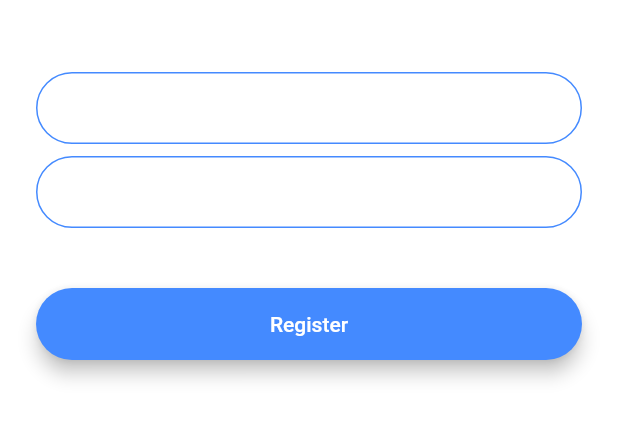
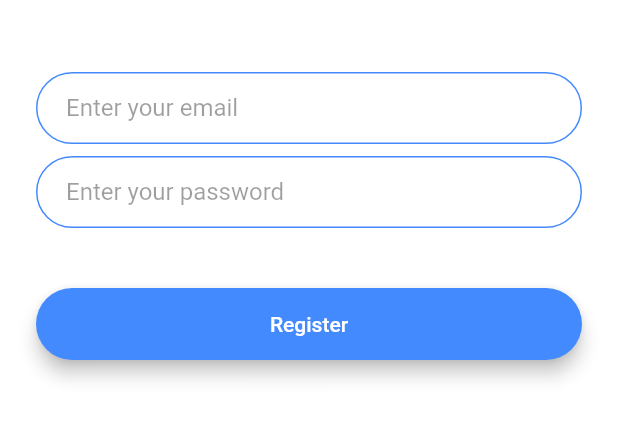
Before and after one commit to nicky-t/flush-chat-flutter, a Flutter app: the screen it shows after launch, after a tap on "Register", on a phone screen of 412 x 824 dp, the part 576-1018 px from its top. Run offline on Flutter 3.47's test engine with Material 2 defaults, Android fonts, the phone set to English and light mode, and no system bars.

```diff
--- /dev/null
+++ b/lib/components/rounded_button.dart
@@ -0,0 +1,32 @@
+import 'package:flutter/material.dart';
+
+class RoundedButton extends StatelessWidget {
+  const RoundedButton(
+      {@required this.text,
+      @required this.onPress,
+      @required this.buttonColor});
+
+  final String text;
+  final Function onPress;
+  final Color buttonColor;
+
+  @override
+  Widget build(BuildContext context) {
+    return Padding(
+      padding: EdgeInsets.symmetric(vertical: 16.0),
+      child: Material(
+        elevation: 5.0,
+        color: buttonColor,
+        borderRadius: BorderRadius.circular(30.0),
+        child: MaterialButton(
+          onPressed: onPress,
+          minWidth: 200.0,
+          height: 42.0,
+          child: Text(
+            text,
+          ),
+        ),
+      ),
+    );
+  }
+}
--- a/lib/constants.dart
+++ b/lib/constants.dart
@@ -17,3 +17,20 @@ const kMessageContainerDecoration = BoxDecoration(
     top: BorderSide(color: Colors.lightBlueAccent, width: 2.0),
   ),
 );
+
+const kTextFieldDecoration = InputDecoration(
+  hintText: '',
+  hintStyle: TextStyle(color: Colors.black38),
+  contentPadding: EdgeInsets.symmetric(vertical: 10.0, horizontal: 20.0),
+  border: OutlineInputBorder(
+    borderRadius: BorderRadius.all(Radius.circular(32.0)),
+  ),
+  enabledBorder: OutlineInputBorder(
+    borderSide: BorderSide(color: Colors.blueAccent, width: 1.0),
+    borderRadius: BorderRadius.all(Radius.circular(32.0)),
+  ),
+  focusedBorder: OutlineInputBorder(
+    borderSide: BorderSide(color: Colors.blueAccent, width: 2.0),
+    borderRadius: BorderRadius.all(Radius.circular(32.0)),
+  ),
+);
--- a/lib/main.dart
+++ b/lib/main.dart
@@ -12,9 +12,11 @@ class FlashChat extends StatelessWidget {
   Widget build(BuildContext context) {
     return MaterialApp(
       theme: ThemeData.dark().copyWith(
-        textTheme: TextTheme(
-          body1: TextStyle(color: Colors.black54),
-        ),
+        textTheme: ThemeData.dark().textTheme.copyWith(
+              bodyText1: TextStyle(
+                color: Colors.black54,
+              ),
+            ),
       ),
       home: WelcomeScreen(),
       initialRoute: WelcomeScreen.id,
--- a/lib/screens/registration_screen.dart
+++ b/lib/screens/registration_screen.dart
@@ -1,3 +1,5 @@
+import 'package:flush_chat/components/rounded_button.dart';
+import 'package:flush_chat/constants.dart';
 import 'package:flutter/material.dart';
 
 class RegistrationScreen extends StatefulWidget {
@@ -32,21 +34,8 @@ class _RegistrationScreenState extends State<RegistrationScreen> {
               onChanged: (value) {
                 //Do something with the user input.
               },
-              decoration: InputDecoration(
+              decoration: kTextFieldDecoration.copyWith(
                 hintText: 'Enter your email',
-                contentPadding:
-                    EdgeInsets.symmetric(vertical: 10.0, horizontal: 20.0),
-                border: OutlineInputBorder(
-                  borderRadius: BorderRadius.all(Radius.circular(32.0)),
-                ),
-                enabledBorder: OutlineInputBorder(
-                  borderSide: BorderSide(color: Colors.blueAccent, width: 1.0),
-                  borderRadius: BorderRadius.all(Radius.circular(32.0)),
-                ),
-                focusedBorder: OutlineInputBorder(
-                  borderSide: BorderSide(color: Colors.blueAccent, width: 2.0),
-                  borderRadius: BorderRadius.all(Radius.circular(32.0)),
-                ),
               ),
             ),
             SizedBox(
@@ -56,44 +45,17 @@ class _RegistrationScreenState extends State<RegistrationScreen> {
               onChanged: (value) {
                 //Do something with the user input.
               },
-              decoration: InputDecoration(
-                hintText: 'Enter your password',
-                contentPadding:
-                    EdgeInsets.symmetric(vertical: 10.0, horizontal: 20.0),
-                border: OutlineInputBorder(
-                  borderRadius: BorderRadius.all(Radius.circular(32.0)),
-                ),
-                enabledBorder: OutlineInputBorder(
-                  borderSide: BorderSide(color: Colors.blueAccent, width: 1.0),
-                  borderRadius: BorderRadius.all(Radius.circular(32.0)),
-                ),
-                focusedBorder: OutlineInputBorder(
-                  borderSide: BorderSide(color: Colors.blueAccent, width: 2.0),
-                  borderRadius: BorderRadius.all(Radius.circular(32.0)),
-                ),
-              ),
+              decoration: kTextFieldDecoration.copyWith(
+                  hintText: 'Enter your password'),
             ),
             SizedBox(
               height: 24.0,
             ),
-            Padding(
-              padding: EdgeInsets.symmetric(vertical: 16.0),
-              child: Material(
-                color: Colors.blueAccent,
-                borderRadius: BorderRadius.all(Radius.circular(30.0)),
-                elevation: 5.0,
-                child: MaterialButton(
-                  onPressed: () {
-                    //Implement registration functionality.
-                  },
-                  minWidth: 200.0,
-                  height: 42.0,
-                  child: Text(
-                    'Register',
-                    style: TextStyle(color: Colors.white),
-                  ),
-                ),
-              ),
+            RoundedButton(
+              text: 'Register',
+              onPress: () =>
+                  Navigator.pushNamed(context, RegistrationScreen.id),
+              buttonColor: Colors.blueAccent,
             ),
           ],
         ),
--- a/lib/screens/welcome_screen.dart
+++ b/lib/screens/welcome_screen.dart
@@ -1,3 +1,4 @@
+import 'package:flush_chat/components/rounded_button.dart';
 import 'package:flush_chat/screens/registration_screen.dart';
 import 'package:flutter/material.dart';
 
@@ -33,50 +34,25 @@ class _WelcomeScreenState extends State<WelcomeScreen> {
                 Text(
                   'Flash Chat',
                   style: TextStyle(
-                    fontSize: 45.0,
-                    fontWeight: FontWeight.w900,
-                  ),
+                      fontSize: 45.0,
+                      fontWeight: FontWeight.w900,
+                      color: Colors.black38),
                 ),
               ],
             ),
             SizedBox(
               height: 48.0,
             ),
-            Padding(
-              padding: EdgeInsets.symmetric(vertical: 16.0),
-              child: Material(
-                elevation: 5.0,
-                color: Colors.lightBlueAccent,
-                borderRadius: BorderRadius.circular(30.0),
-                child: MaterialButton(
-                  onPressed: () {
-                    Navigator.pushNamed(context, LoginScreen.id);
-                  },
-                  minWidth: 200.0,
-                  height: 42.0,
-                  child: Text(
-                    'Log In',
-                  ),
-                ),
-              ),
+            RoundedButton(
+              text: 'Log In',
+              onPress: () => Navigator.pushNamed(context, LoginScreen.id),
+              buttonColor: Colors.lightBlueAccent,
             ),
-            Padding(
-              padding: EdgeInsets.symmetric(vertical: 16.0),
-              child: Material(
-                color: Colors.blueAccent,
-                borderRadius: BorderRadius.circular(30.0),
-                elevation: 5.0,
-                child: MaterialButton(
-                  onPressed: () {
-                    Navigator.pushNamed(context, RegistrationScreen.id);
-                  },
-                  minWidth: 200.0,
-                  height: 42.0,
-                  child: Text(
-                    'Register',
-                  ),
-                ),
-              ),
+            RoundedButton(
+              text: 'Register',
+              onPress: () =>
+                  Navigator.pushNamed(context, RegistrationScreen.id),
+              buttonColor: Colors.blueAccent,
             ),
           ],
         ),
--- a/pubspec.yaml
+++ b/pubspec.yaml
@@ -13,6 +13,9 @@ dependencies:
     sdk: flutter
 
   cupertino_icons: ^1.0.0
+  firebase_core: ^0.7.0
+  firebase_auth: ^0.20.0+1
+  cloud_firestore: ^0.16.0
 
 dev_dependencies:
   flutter_test:
```
Also changed, not shown: lib/screens/login_screen.dart (+10 -55 lines), pubspec.lock, 22 other files.
